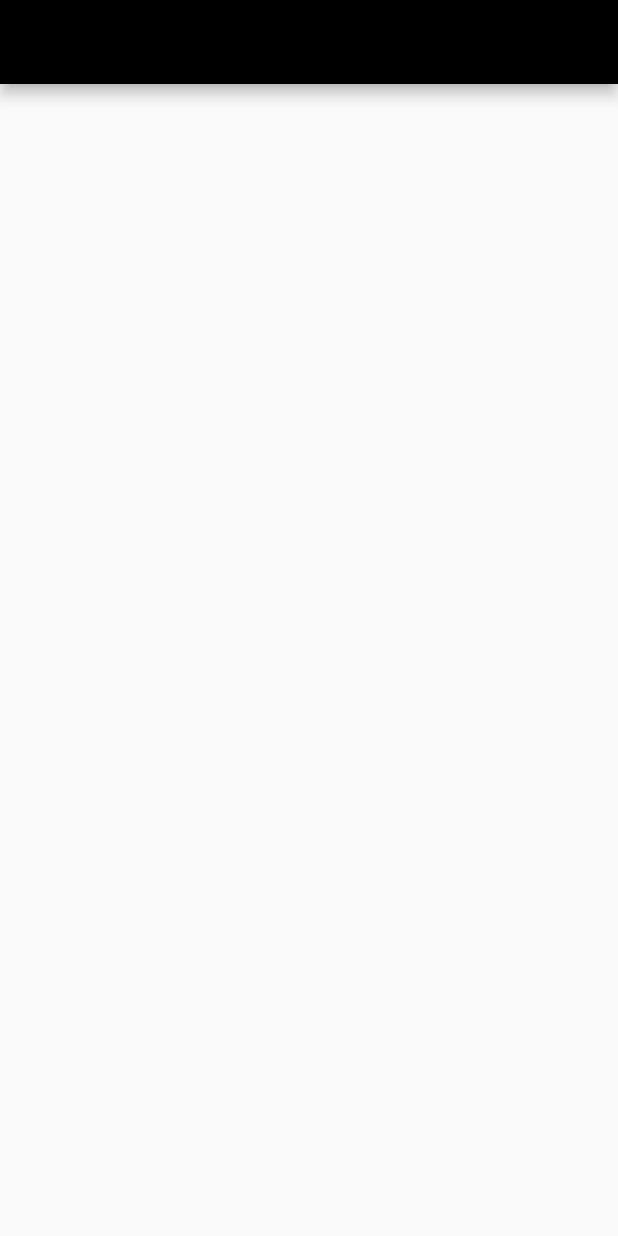
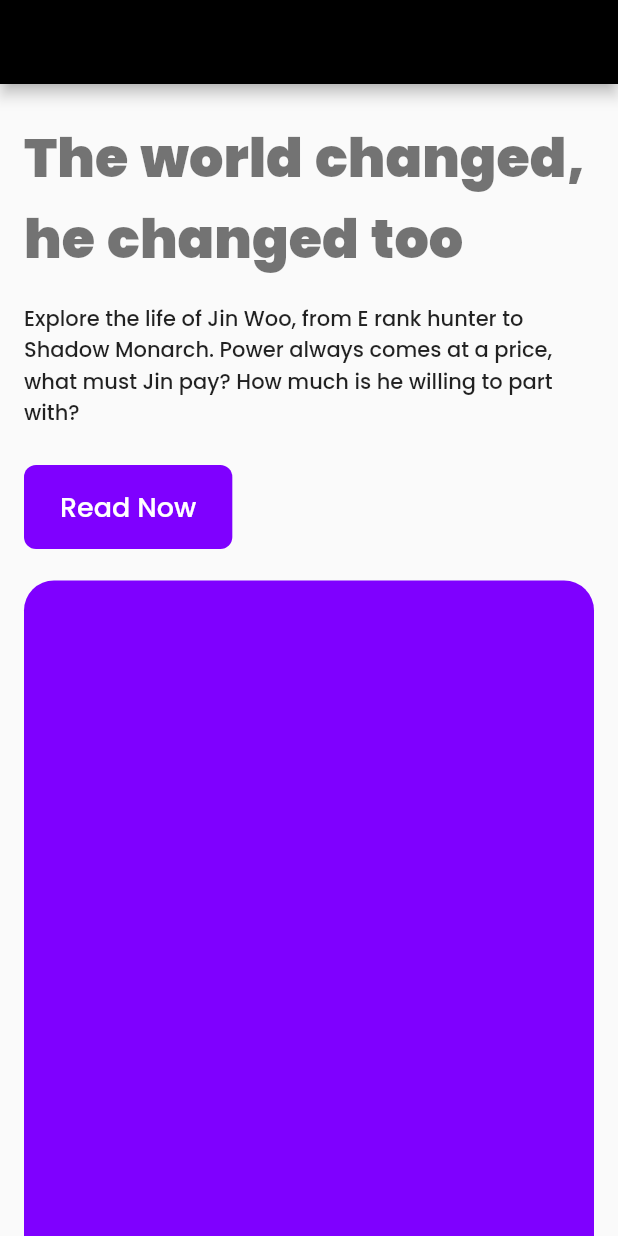
Before and after one commit to CoderNamedHendrick/solo-leveling-ui, a Flutter app: the screen it shows after launch, on a phone screen of 412 x 824 dp. Run offline on Flutter 3.47's test engine with Material 2 defaults, Android fonts, the phone set to English and light mode, and no system bars.

```diff
--- a/lib/home.dart
+++ b/lib/home.dart
@@ -3,6 +3,7 @@ import 'package:flutter/material.dart';
 class Home extends StatelessWidget {
   @override
   Widget build(BuildContext context) {
+    var size = MediaQuery.of(context).size;
     return Scaffold(
       appBar: AppBar(
         actions: [
@@ -12,6 +13,74 @@ class Home extends StatelessWidget {
           ),
         ],
       ),
+      body: Container(
+        height: size.height,
+        width: size.width,
+        padding: EdgeInsets.fromLTRB(
+          16.0,
+          22.0,
+          16.0,
+          0.0,
+        ),
+        child: Column(
+          crossAxisAlignment: CrossAxisAlignment.start,
+          children: [
+            Text(
+              'The world changed, he changed too',
+              style: Theme.of(context).textTheme.headline1,
+            ),
+            SizedBox(
+              height: 16,
+            ),
+            Text(
+              'Explore the life of Jin Woo, from E rank hunter to Shadow Monarch. Power always comes at a price, what must Jin pay? How much is he willing to part with?',
+              style: Theme.of(context).textTheme.bodyText1,
+            ),
+            SizedBox(
+              height: 24,
+            ),
+            Container(
+              decoration: BoxDecoration(
+                color: Theme.of(context).accentColor,
+                borderRadius: BorderRadius.circular(8.0),
+              ),
+              padding: EdgeInsets.symmetric(
+                horizontal: 16.0,
+                vertical: 4.0,
+              ),
+              child: TextButton(
+                onPressed: null,
+                child: Text(
+                  'Read Now',
+                  style: TextStyle(
+                    fontFamily: 'Poppins',
+                    fontSize: 18,
+                    color: Colors.white,
+                  ),
+                ),
+              ),
+            ),
+            SizedBox(
+              height: 21,
+            ),
+            Expanded(
+              child: Stack(
+                children: [
+                  Container(
+                    decoration: BoxDecoration(
+                      color: Theme.of(context).accentColor,
+                      borderRadius: BorderRadius.only(
+                        topLeft: Radius.circular(20.0),
+                        topRight: Radius.circular(20.0),
+                      ),
+                    ),
+                  ),
+                ],
+              ),
+            ),
+          ],
+        ),
+      ),
     );
   }
 }
--- a/lib/main.dart
+++ b/lib/main.dart
@@ -2,19 +2,33 @@ import 'package:flutter/material.dart';
 import 'package:solo_leveling/home.dart';
 
 void main() {
-  runApp(SoloLevelingApp());
+  runApp(
+    SoloLevelingApp(),
+  );
 }
 
 class SoloLevelingApp extends StatelessWidget {
   @override
   Widget build(BuildContext context) {
     return MaterialApp(
-      title: 'Arise',
+      debugShowCheckedModeBanner: false,
       theme: ThemeData(
         primaryColor: Colors.black,
-        accentColor: Colors.black26,
-        buttonTheme: ButtonThemeData(
-          buttonColor: Color(0x007F00FF),
+        accentColor: Color(0xFF7F00FF),
+        textTheme: TextTheme(
+          headline1: TextStyle(
+            fontFamily: 'Poppins',
+            fontSize: 36,
+            fontWeight: FontWeight.w700,
+            fontStyle: FontStyle.normal,
+            wordSpacing: 2.0,
+          ),
+          bodyText1: TextStyle(
+            fontFamily: 'Poppins',
+            fontSize: 14,
+            fontWeight: FontWeight.w500,
+            fontStyle: FontStyle.normal,
+          ),
         ),
       ),
       home: Home(),
```
Also changed, not shown: lib/widgets/info_card.dart (added, +56 -0 lines), pubspec.yaml (+13 -0 lines), assets/fonts/Poppins-Black.ttf (added), assets/fonts/Poppins-Medium.ttf (added), assets/fonts/Poppins-Regular.ttf (added), pubspec.lock.
